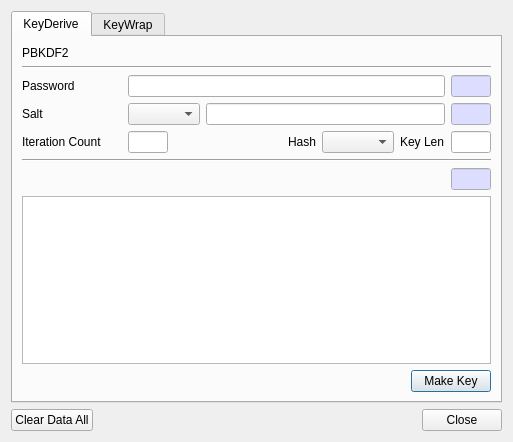
jykim74/BerEditor, file BerEditor/key_man_dlg.ui: the form before one commit.
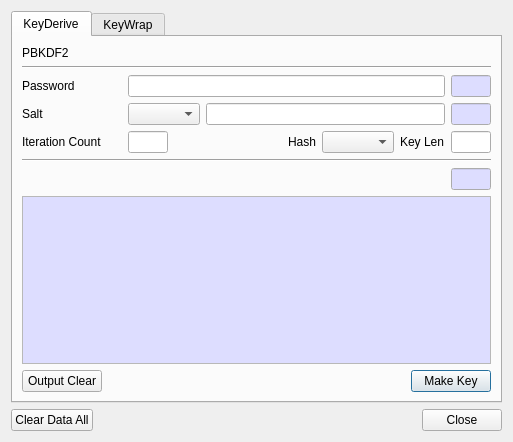
The form after the commit. The open tabs and pages were chosen to show the change.

What changed in the file:
```diff
--- a/BerEditor/key_man_dlg.ui
+++ b/BerEditor/key_man_dlg.ui
@@ -326,7 +326,48 @@
         </layout>
        </item>
        <item>
-        <widget class="QPlainTextEdit" name="mOutputText"/>
+        <widget class="QPlainTextEdit" name="mOutputText">
+         <property name="palette">
+          <palette>
+           <active>
+            <colorrole role="Base">
+             <brush brushstyle="SolidPattern">
+              <color alpha="255">
+               <red>221</red>
+               <green>221</green>
+               <blue>255</blue>
+              </color>
+             </brush>
+            </colorrole>
+           </active>
+           <inactive>
+            <colorrole role="Base">
+             <brush brushstyle="SolidPattern">
+              <color alpha="255">
+               <red>221</red>
+               <green>221</green>
+               <blue>255</blue>
+              </color>
+             </brush>
+            </colorrole>
+           </inactive>
+           <disabled>
+            <colorrole role="Base">
+             <brush brushstyle="SolidPattern">
+              <color alpha="255">
+               <red>240</red>
+               <green>240</green>
+               <blue>240</blue>
+              </color>
+             </brush>
+            </colorrole>
+           </disabled>
+          </palette>
+         </property>
+         <property name="readOnly">
+          <bool>true</bool>
+         </property>
+        </widget>
        </item>
        <item>
         <layout class="QGridLayout" name="gridLayout_4">
@@ -334,6 +375,19 @@
           <number>0</number>
          </property>
          <item row="0" column="1">
+          <spacer name="horizontalSpacer">
+           <property name="orientation">
+            <enum>Qt::Horizontal</enum>
+           </property>
+           <property name="sizeHint" stdset="0">
+            <size>
+             <width>40</width>
+             <height>20</height>
+            </size>
+           </property>
+          </spacer>
+         </item>
+         <item row="0" column="2">
           <widget class="QPushButton" name="mMakeKeyBtn">
            <property name="text">
             <string>Make Key</string>
@@ -341,17 +395,11 @@
           </widget>
          </item>
          <item row="0" column="0">
-          <spacer name="horizontalSpacer">
-           <property name="orientation">
-            <enum>Qt::Horizontal</enum>
+          <widget class="QPushButton" name="mOutputClearBtn">
+           <property name="text">
+            <string>Output Clear</string>
            </property>
-           <property name="sizeHint" stdset="0">
-            <size>
-             <width>40</width>
-             <height>20</height>
-            </size>
-           </property>
-          </spacer>
+          </widget>
          </item>
         </layout>
        </item>
```
Left out of the diff: 45 changed lines with no effect on the pictures.
